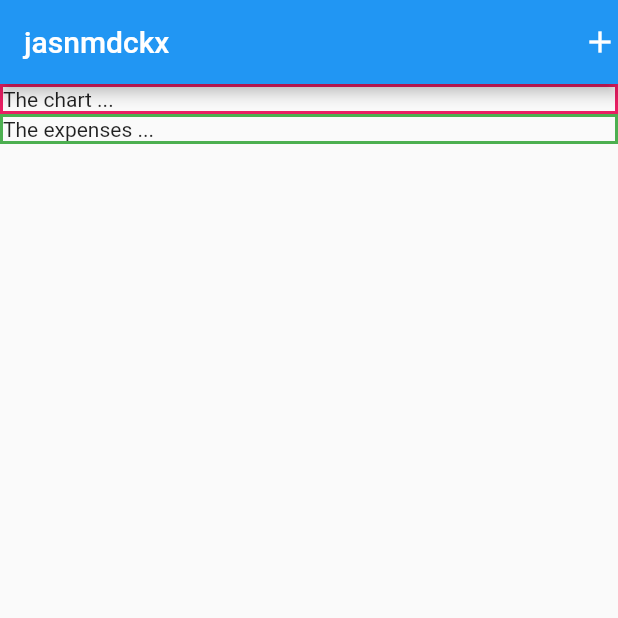
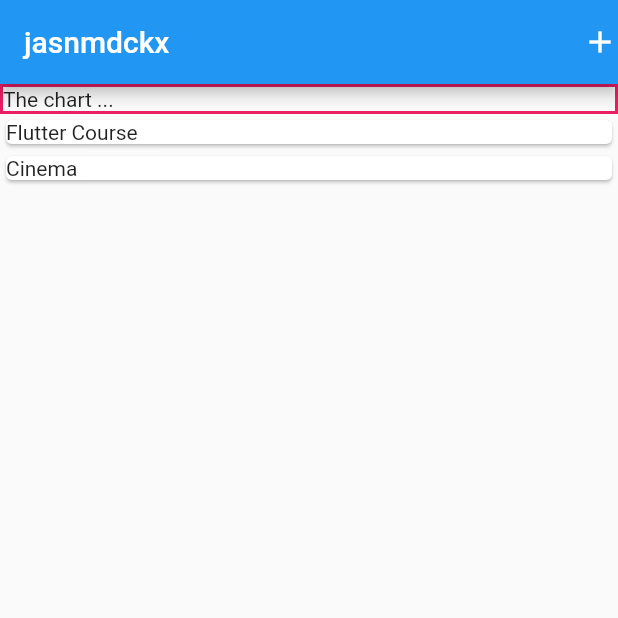
Before and after one commit to DungxLas/-Flutter-Expense_Tracker, a Flutter app: the screen it shows after launch, on a phone screen of 412 x 824 dp, the top half of it. Run offline on Flutter 3.47's test engine with Material 2 defaults, Android fonts, the phone set to English and light mode, and no system bars.

Commit message:
31/08/2023

```diff
--- a/lib/main.dart
+++ b/lib/main.dart
@@ -1,4 +1,4 @@
-import 'package:expense_tracker/expense_tracker.dart';
+import 'package:expense_tracker/widgets/expense_tracker.dart';
 import 'package:flutter/material.dart';
 
 void main() {
--- a/lib/models/expense.dart
+++ b/lib/models/expense.dart
@@ -1,14 +1,18 @@
 import 'package:uuid/uuid.dart';
 
-final uuid = Uuid();
+const uuid = Uuid();
+
+enum Category { food, travel, leisure, work }
 
 class Expense {
   final String id;
   final String title;
   final double amount;
   final DateTime date;
+  final Category category;
 
   Expense({
+    required this.category,
     required this.title,
     required this.amount,
     required this.date,
--- a/lib/expense_tracker.dart
+++ b/lib/widgets/expense_tracker.dart
@@ -1,3 +1,5 @@
+import 'package:expense_tracker/widgets/expenses_list/expenses_list.dart';
+import 'package:expense_tracker/models/expense.dart';
 import 'package:flutter/material.dart';
 
 class ExpenseTracker extends StatefulWidget {
@@ -8,6 +10,21 @@ class ExpenseTracker extends StatefulWidget {
 }
 
 class _ExpenseTrackerState extends State<ExpenseTracker> {
+  final List<Expense> _registeredExpenses = [
+    Expense(
+      title: 'Flutter Course',
+      amount: 19.99,
+      date: DateTime.now(),
+      category: Category.work,
+    ),
+    Expense(
+      title: 'Cinema',
+      amount: 15.69,
+      date: DateTime.now(),
+      category: Category.leisure,
+    ),
+  ];
+
   @override
   Widget build(BuildContext context) {
     return Scaffold(
@@ -30,14 +47,17 @@ class _ExpenseTrackerState extends State<ExpenseTracker> {
             width: double.infinity,
             child: const Text('The chart ...'),
           ),
-          Container(
-            decoration: BoxDecoration(
-                border: Border.all(
-              width: 2,
-              color: Colors.green,
-            )),
-            width: double.infinity,
-            child: const Text('The expenses ...'),
+          // Container(
+          //   decoration: BoxDecoration(
+          //       border: Border.all(
+          //     width: 2,
+          //     color: Colors.green,
+          //   )),
+          //   width: double.infinity,
+          //   child: const Text('The expenses ...'),
+          // ),
+          Expanded(
+            child: ExpensesList(expenses: _registeredExpenses),
           ),
         ],
       ),
--- /dev/null
+++ b/lib/widgets/expenses_list/expense_item.dart
@@ -0,0 +1,17 @@
+import 'package:expense_tracker/models/expense.dart';
+import 'package:flutter/material.dart';
+
+class ExpenseItem extends StatelessWidget {
+  final Expense expense;
+
+  const ExpenseItem(this.expense, {super.key});
+
+  @override
+  Widget build(BuildContext context) {
+    return Card(
+      child: Text(
+        expense.title,
+      ),
+    );
+  }
+}
--- /dev/null
+++ b/lib/widgets/expenses_list/expenses_list.dart
@@ -0,0 +1,16 @@
+import 'package:expense_tracker/models/expense.dart';
+import 'package:expense_tracker/widgets/expenses_list/expense_item.dart';
+import 'package:flutter/material.dart';
+
+class ExpensesList extends StatelessWidget {
+  final List<Expense> expenses;
+  const ExpensesList({super.key, required this.expenses});
+
+  @override
+  Widget build(BuildContext context) {
+    return ListView.builder(
+      itemBuilder: ((ctx, index) => ExpenseItem(expenses[index])),
+      itemCount: expenses.length,
+    );
+  }
+}
```
Also changed, not shown: 1 other file.
